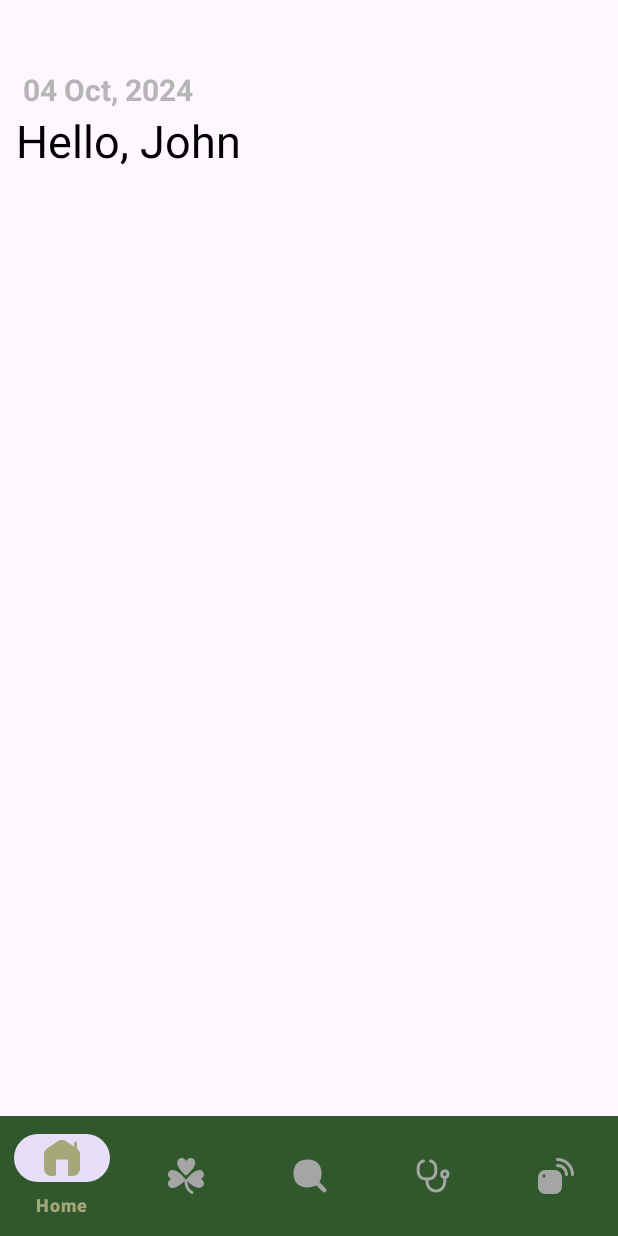
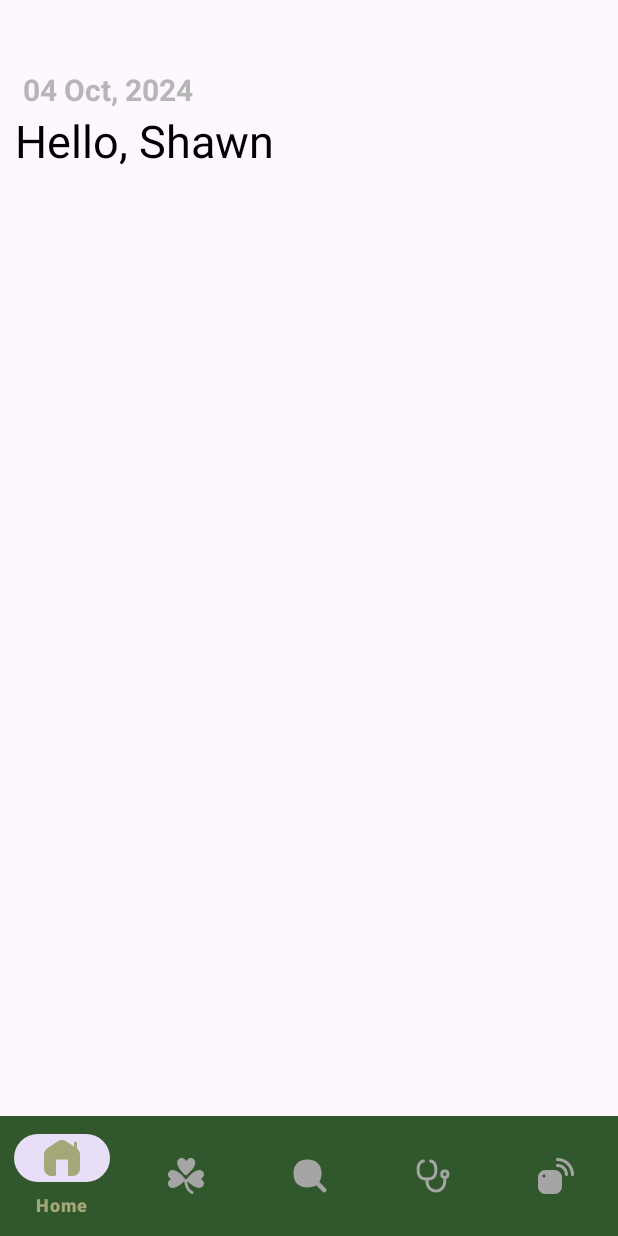
Before and after one commit to thedarshannn/SmartHomeGardenSys, an Android app: the screen it shows after launch (MainActivity), on a phone screen of 412 x 824 dp. Run offline under Robolectric (Android 15) with nearby library versions, the phone set to English and light mode, and no system bars.

Commit message:
Added the username into string.xml

```diff
--- a/SmartHomeGarden/src/main/java/ca/smartsprout/it/smart/smarthomegarden/ui/fragments/HomeFragment.java
+++ b/SmartHomeGarden/src/main/java/ca/smartsprout/it/smart/smarthomegarden/ui/fragments/HomeFragment.java
@@ -49,7 +49,7 @@ public class HomeFragment extends Fragment {
 
         TextView greetingTextView = view.findViewById(R.id.greetingTextView);
         // Set the greeting with the username
-        String username = "John"; // Gonna change this later with the username of the user
+        String username = getString(R.string.sir); // Gonna change this later with the username of the user
         greetingTextView.setText(getString(R.string.hello) + username);
 
         return view;
--- a/SmartHomeGarden/src/main/res/values/strings.xml
+++ b/SmartHomeGarden/src/main/res/values/strings.xml
@@ -18,4 +18,5 @@ Members:
     <string name="hello_blank_fragment">Hello blank fragment</string>
     <string name="date_format">dd MMM, yyyy</string>
     <string name="hello">"Hello, "</string>
+    <string name="sir">Shawn</string>
 </resources>
```
